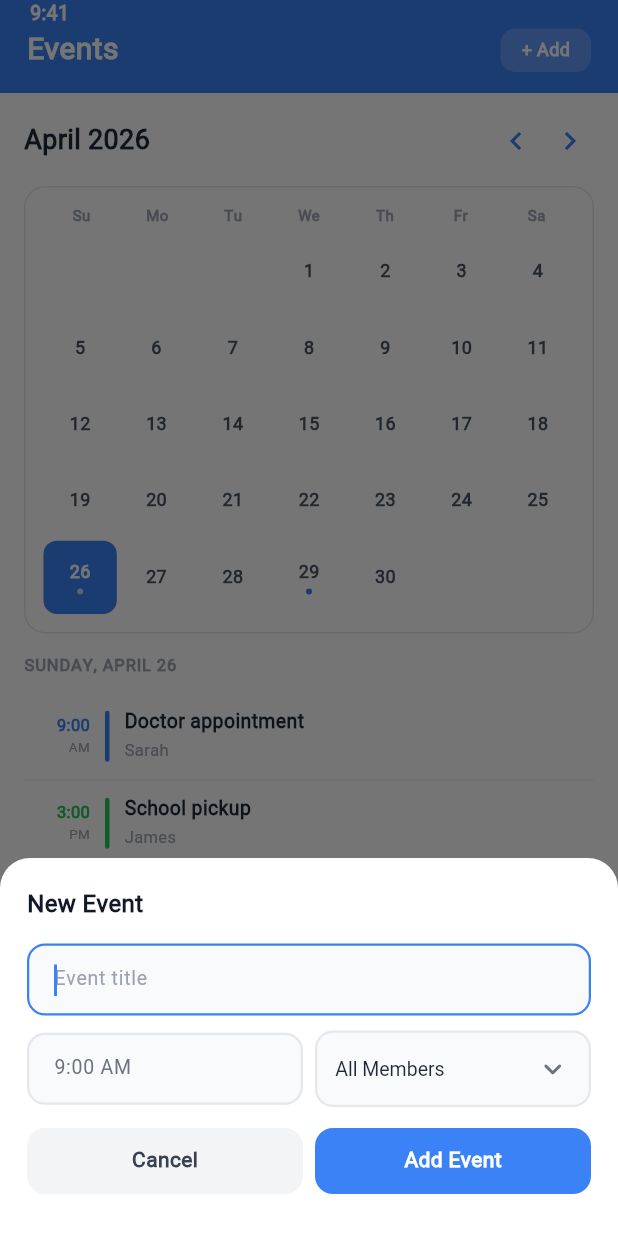
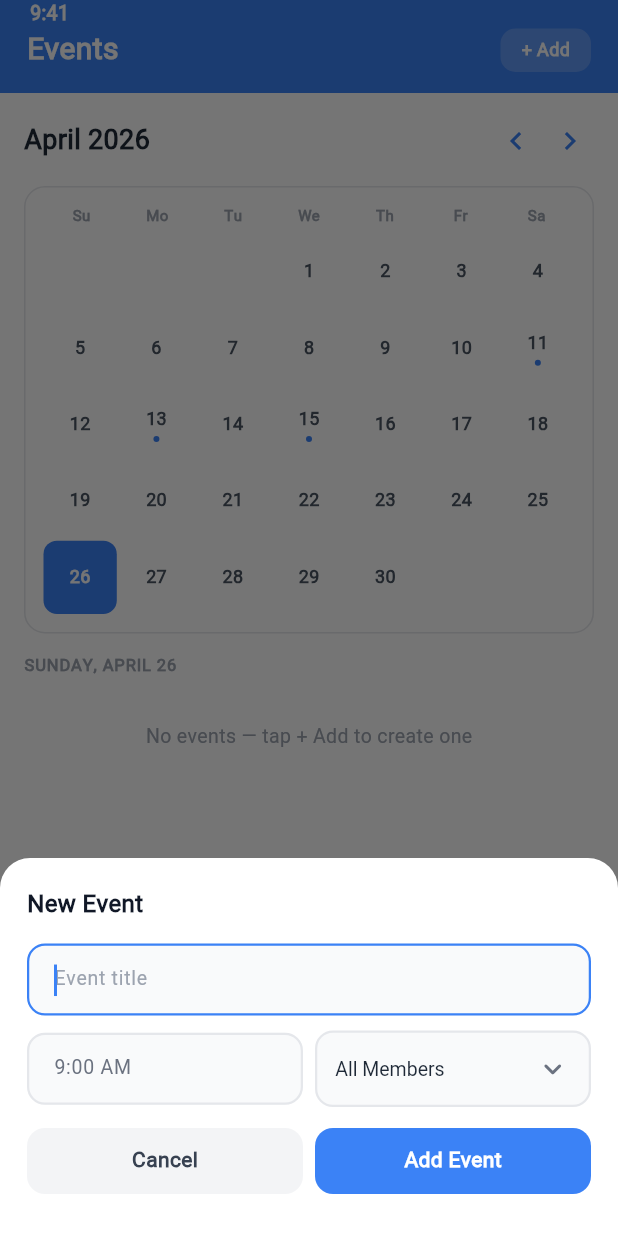
Before and after one commit to mahmoud-abdalla-eg/Famory, a Flutter app: the CalendarScreen screen opened directly, after a tap on "+ Add", on a phone screen of 412 x 824 dp. Run offline on Flutter 3.47's test engine with Material 3 defaults, Android fonts, the phone set to English and light mode, and no system bars; our stand-ins replace get, shared_preferences; accounts and stored records are empty.

Commit message:
Calendar page: Replace local list w/ event service
Preivously events are stored in the local list (actually a "Map<String,
List<CalendarEventModel>"> in Calendar page's widget. This commit
refactors storage and CRUD of events into the backend event service
(.../calendar/data/services/event_service.dart) that will eventually
develop into a database API for both client-side and agent-side.

Some additional minor fixes:
- Change the hint when event list is empty from "+ Event" to "+ Add", since the button is renamed
- Let the color of new event to be the same. This change is temporary until create-event screen has an event color picker.

```diff
--- a/famory_app/lib/features/calendar/presentation/screens/calendar_screen.dart
+++ b/famory_app/lib/features/calendar/presentation/screens/calendar_screen.dart
@@ -1,7 +1,7 @@
 import 'package:flutter/material.dart';
 import '../../../../core/theme/app_colors.dart';
 import '../../../../core/theme/app_theme.dart';
-import '../../data/models/calendar_event.dart';
+import '../../data/services/event_service.dart';
 import 'create_event_screen.dart';
 import '../widgets/event_row_widget.dart';
 
@@ -20,7 +20,7 @@
   late int _calMonth; // 0-based
   late int _selDay;
 
-  late Map<String, List<CalendarEventModel>> _events;
+  final EventService _eventService = EventService();
 
   static const _months = [
     'January', 'February', 'March', 'April', 'May', 'June',
@@ -28,9 +28,6 @@
   ];
   static const _dayNames = ['Sunday', 'Monday', 'Tuesday', 'Wednesday', 'Thursday', 'Friday', 'Saturday'];
   static const _dayAbbr  = ['Su', 'Mo', 'Tu', 'We', 'Th', 'Fr', 'Sa'];
-  static const _eventColors = [
-    AppColors.blue, AppColors.green, AppColors.orange, AppColors.purple, AppColors.teal,
-  ];
 
   @override
   void initState() {
@@ -40,29 +37,24 @@
     _calMonth = now.month - 1;
     _selDay   = now.day;
 
-    _events = {
-      _key(now.year, now.month - 1, now.day): [
-        const CalendarEventModel(title: 'Doctor appointment',  time: '9:00 AM',  who: 'Sarah',       color: AppColors.blue),
-        const CalendarEventModel(title: 'School pickup',       time: '3:00 PM',  who: 'James',       color: AppColors.green),
-        const CalendarEventModel(title: 'Family dinner',       time: '6:30 PM',  who: 'All Members', color: AppColors.orange),
-      ],
-      _key(now.year, now.month - 1, now.day + 3): [
-        const CalendarEventModel(title: 'Emma soccer practice', time: '4:00 PM', who: 'Emma',        color: AppColors.orange),
-      ],
-      _key(now.year, now.month - 1, now.day + 7): [
-        const CalendarEventModel(title: 'Family movie night',   time: '7:00 PM', who: 'All Members', color: AppColors.purple),
-      ],
-      _key(now.year, now.month - 1, now.day + 14): [
-        const CalendarEventModel(title: 'Liam birthday party',  time: '2:00 PM', who: 'All Members', color: AppColors.red),
-      ],
-    };
+    _eventService.initializeSampleEvents();
+    _eventService.addListener(_handleEventsChanged);
+  }
+
+  @override
+  void dispose() {
+    _eventService.removeListener(_handleEventsChanged);
+    super.dispose();
   }
 
   // ── Helpers ─────────────────────────────────────────────────────────────────
-  static String _key(int y, int m, int d) => '$y-$m-$d';
+  void _handleEventsChanged() {
+    if (!mounted) return;
+    setState(() {});
+  }
 
   List<CalendarEventModel> get _selectedEvents =>
-      _events[_key(_calYear, _calMonth, _selDay)] ?? [];
+      _eventService.getEventsForDate(DateTime(_calYear, _calMonth + 1, _selDay));
 
   void _changeMonth(int dir) {
     setState(() {
@@ -83,20 +75,8 @@
         borderRadius: BorderRadius.vertical(top: Radius.circular(20)),
       ),
       builder: (_) => CreateEventScreen(
-        onEventAdded: (ev) {
-          final key = _key(_calYear, _calMonth, _selDay);
-          setState(() {
-            if (!_events.containsKey(key)) _events[key] = [];
-            final idx = _events[key]!.length;
-            // Pick rotating color based on event count
-            _events[key]!.add(CalendarEventModel(
-              title: ev.title,
-              time:  ev.time ?? '12:00 PM',
-              who:   ev.who ?? 'All Members',
-              color: _eventColors[idx % _eventColors.length],
-            ));
-          });
-        },
+        selectedDate: DateTime(_calYear, _calMonth + 1, _selDay),
+        eventService: _eventService,
       ),
     );
   }
@@ -234,7 +214,9 @@
             itemBuilder: (_, index) {
               if (index < firstWeekday) return const SizedBox();
               final day = index - firstWeekday + 1;
-              final hasEvent = (_events[_key(_calYear, _calMonth, day)] ?? []).isNotEmpty;
+              final hasEvent = _eventService.hasEventsOnDate(
+                DateTime(_calYear, _calMonth + 1, day),
+              );
               final isToday    = now.year == _calYear && now.month - 1 == _calMonth && now.day == day;
               final isSelected = _selDay == day && !isToday;
 
@@ -296,7 +278,8 @@
         padding: const EdgeInsets.symmetric(vertical: 20),
         alignment: Alignment.center,
         child: const Text(
-          'No events — tap + Event to add one',
+          'No events — tap + Add to create one',
+            // Change of hint, since add event button is renamed
           style: TextStyle(fontSize: 13, fontWeight: FontWeight.w500, color: AppColors.g400),
         ),
       );
--- a/famory_app/lib/features/calendar/presentation/screens/create_event_screen.dart
+++ b/famory_app/lib/features/calendar/presentation/screens/create_event_screen.dart
@@ -1,13 +1,18 @@
 import 'package:flutter/material.dart';
 import '../../../../core/theme/app_colors.dart';
-import '../../data/models/calendar_event.dart';
+import '../../data/services/event_service.dart';
 
 /// Bottom sheet shown when the user taps "+ Event" on the Calendar screen.
 /// Calls [onEventAdded] with the new [CalendarEventModel] when confirmed.
 class CreateEventScreen extends StatefulWidget {
-  final void Function(CalendarEventModel event) onEventAdded;
+  final DateTime selectedDate;
+  final EventService? eventService;
 
-  const CreateEventScreen({super.key, required this.onEventAdded});
+  const CreateEventScreen({
+    super.key,
+    required this.selectedDate,
+    this.eventService,
+  });
 
   @override
   State<CreateEventScreen> createState() => _CreateEventScreenState();
@@ -23,9 +28,12 @@
     AppColors.blue, AppColors.green, AppColors.orange, AppColors.purple, AppColors.teal,
   ];
 
+  late final EventService _eventService;
+
   @override
   void initState() {
     super.initState();
+    _eventService = widget.eventService ?? EventService();
     _timeCtrl.text = '9:00 AM';
   }
 
@@ -40,13 +48,22 @@
     final title = _titleCtrl.text.trim();
     if (title.isEmpty) { Navigator.pop(context); return; }
 
-    // Pick a color based on how many events already exist (caller increments)
-    widget.onEventAdded(
+    final time = _timeCtrl.text.trim().isNotEmpty ? _timeCtrl.text.trim() : '12:00 PM';
+      // Requires refinement on input validation, this is not enough
+
+    _eventService.addEvent(
       CalendarEventModel(
+        id: DateTime.now().microsecondsSinceEpoch.toString(),
         title: title,
-        time:  _timeCtrl.text.isNotEmpty ? _timeCtrl.text : '12:00 PM',
-        who:   _who,
-        color: _eventColors[0], // caller can override index if needed
+        date: DateTime(
+          widget.selectedDate.year,
+          widget.selectedDate.month,
+          widget.selectedDate.day,
+        ),
+        time: time,
+        startTime: time,
+        who: _who,
+        color: _eventColors[0], // use a default color since there's no color picker yet
       ),
     );
     Navigator.pop(context);
```
Also changed, not shown: famory_app/lib/features/calendar/data/models/calendar_event.dart (+0 -9 lines).
